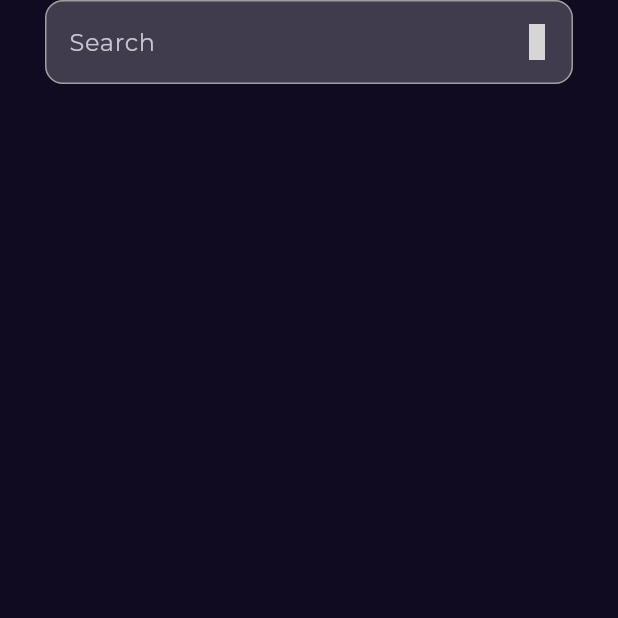
After one commit to Norhan-127/Bookly-App, a Flutter app: the SearchView screen opened by its route, on a phone screen of 412 x 824 dp, the top half of it. The commit adds this screen. Run offline on Flutter 3.47's test engine with Material 3 defaults, Android fonts, the phone set to English and light mode, and no system bars; our stand-ins replace go_router, google_fonts; missing offline and left inert: font_awesome_icon_class; grey boxes are pictures that could not be loaded.

Commit message:
create custom search text field

```diff
--- a/lib/core/utils/app_routers.dart
+++ b/lib/core/utils/app_routers.dart
@@ -1,5 +1,6 @@
 import 'package:bookly/features/home/presentation/views/book_details_view.dart';
 import 'package:bookly/features/home/presentation/views/home_view.dart';
+import 'package:bookly/features/search/presentaion%20/views/search_view.dart';
 import 'package:go_router/go_router.dart';
 
 import '../../features/splash/presentation/views/SplashView.dart';
@@ -8,6 +9,7 @@ abstract class AppRouters {
   static const kSplash = '/';
   static const kHomeView = '/homeView';
   static const kBookDetailsView = '/bookDetailsView';
+  static const kSearchView = '/kSearchView';
 
   static final GoRouter router = GoRouter(routes: [
     GoRoute(
@@ -22,5 +24,9 @@ abstract class AppRouters {
       path: kBookDetailsView,
       builder: (context, state) => const BookDetailsView(),
     ),
+    GoRoute(
+      path: kSearchView,
+      builder: (context, state) => const SearchView(),
+    ),
   ]);
 }
--- a/lib/features/home/presentation/views/widgets/custom_app_bar.dart
+++ b/lib/features/home/presentation/views/widgets/custom_app_bar.dart
@@ -1,7 +1,10 @@
 import 'package:flutter/material.dart';
 import 'package:font_awesome_icon_class/font_awesome_icon_class.dart';
+import 'package:go_router/go_router.dart';
 
+import '../../../../../core/utils/app_routers.dart';
 import '../../../../../core/utils/assets.dart';
+
 class CustomAppBar extends StatelessWidget {
   const CustomAppBar({
     super.key,
@@ -10,17 +13,18 @@ class CustomAppBar extends StatelessWidget {
   @override
   Widget build(BuildContext context) {
     return Padding(
-      padding: const EdgeInsets.symmetric(horizontal: 2,vertical: 45),
+      padding: const EdgeInsets.symmetric(horizontal: 2, vertical: 45),
       child: Row(
         mainAxisAlignment: MainAxisAlignment.spaceBetween,
         children: [
-          Image.asset(AssetData.logo,height: 20),
+          Image.asset(AssetData.logo, height: 20),
           // const Spacer(),
           IconButton(
-              onPressed: () {},
+              onPressed: () {
+                GoRouter.of(context).push(AppRouters.kSearchView);
+              },
               icon: const Icon(
                 FontAwesomeIcons.magnifyingGlass,
-
               )),
         ],
       ),
--- /dev/null
+++ b/lib/features/search/presentaion /views/search_view.dart
@@ -0,0 +1,12 @@
+import 'package:bookly/features/search/presentaion%20/views/widgets/search_view_body.dart';
+import 'package:flutter/material.dart';
+class SearchView extends StatelessWidget {
+  const SearchView({Key? key}) : super(key: key);
+
+  @override
+  Widget build(BuildContext context) {
+    return const Scaffold(
+      body: SearchViewBody(),
+    );
+  }
+}
--- /dev/null
+++ b/lib/features/search/presentaion /views/widgets/custom_search_text_field.dart
@@ -0,0 +1,33 @@
+import 'package:flutter/material.dart';
+import 'package:font_awesome_icon_class/font_awesome_icon_class.dart';
+class CustomSearchTextField extends StatelessWidget {
+  const CustomSearchTextField({Key? key}) : super(key: key);
+
+  @override
+  Widget build(BuildContext context) {
+    return TextField(
+      cursorColor: Colors.grey,
+      decoration: InputDecoration(
+          fillColor: Colors.white.withOpacity(0.2),
+          filled: true,
+          enabledBorder: buildOutLineInputBorder(),
+          focusedBorder: buildOutLineInputBorder(),
+          hintText: 'Search',
+          suffixIcon: IconButton(
+            onPressed: () {},
+            icon: Icon(
+              FontAwesomeIcons.magnifyingGlass,
+              color: Colors.white.withOpacity(0.2),
+            ),
+          )),
+    );
+  }
+}
+OutlineInputBorder buildOutLineInputBorder(){
+  return OutlineInputBorder(
+    borderSide: const BorderSide(color: Colors.grey),
+    borderRadius: BorderRadius.circular(
+      12,
+    ),
+  );
+}
--- /dev/null
+++ b/lib/features/search/presentaion /views/widgets/search_view_body.dart
@@ -0,0 +1,18 @@
+import 'package:flutter/material.dart';
+import 'custom_search_text_field.dart';
+
+class SearchViewBody extends StatelessWidget {
+  const SearchViewBody({Key? key}) : super(key: key);
+
+  @override
+  Widget build(BuildContext context) {
+    return const Padding(
+      padding: EdgeInsets.symmetric(horizontal: 30),
+      child: SafeArea(
+        child: Column(
+          children: [CustomSearchTextField()],
+        ),
+      ),
+    );
+  }
+}
```
